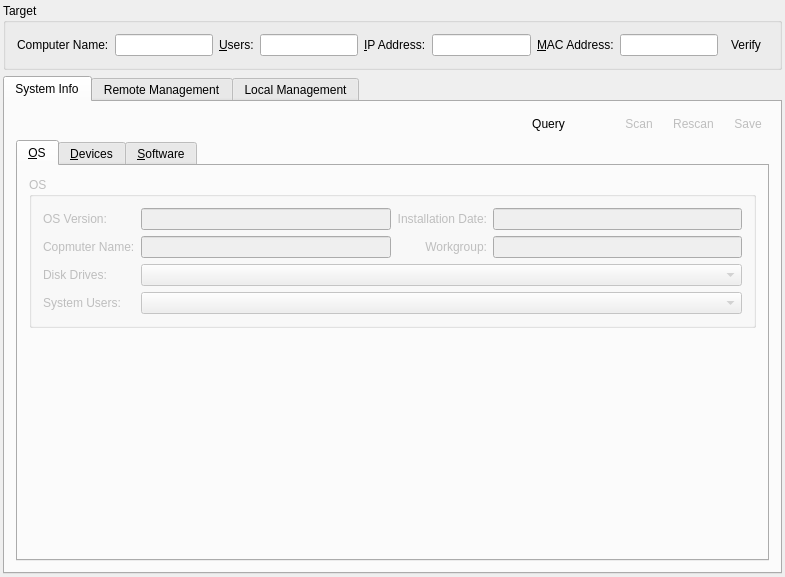
Qt form APP/src/managementsystem/plugins/controlcenter/systemmanagement/systemmanagementwidget.ui (RallyWRT/qtapplications) before a commit.
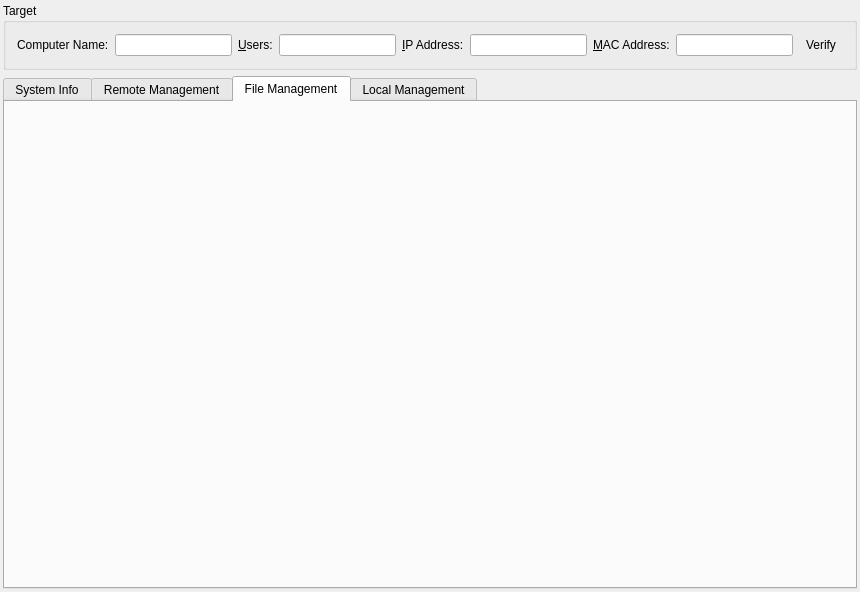
The same form after that commit. Icons and pictures are not drawn. Custom widgets are drawn as their Qt base class.

What changed in the file:
```diff
--- a/APP/src/managementsystem/plugins/controlcenter/systemmanagement/systemmanagementwidget.ui
+++ b/APP/src/managementsystem/plugins/controlcenter/systemmanagement/systemmanagementwidget.ui
@@ -6,8 +6,8 @@
    <rect>
     <x>0</x>
     <y>0</y>
-    <width>785</width>
-    <height>536</height>
+    <width>860</width>
+    <height>592</height>
    </rect>
   </property>
   <property name="sizePolicy">
@@ -115,7 +115,7 @@
       <enum>QTabWidget::North</enum>
      </property>
      <property name="currentIndex">
-      <number>0</number>
+      <number>2</number>
      </property>
      <widget class="QWidget" name="tabSystemInfo">
       <attribute name="title">
@@ -922,6 +922,12 @@
        </item>
       </layout>
      </widget>
+     <widget class="HEHUI::FileManagement" name="tabFileManagement">
+      <attribute name="title">
+       <string>File Management</string>
+      </attribute>
+      <layout class="QGridLayout" name="gridLayout_12"/>
+     </widget>
      <widget class="QWidget" name="tabLocalManagement">
       <attribute name="title">
        <string>Local Management</string>
@@ -1000,6 +1006,14 @@
   </action>
  </widget>
  <layoutdefault spacing="6" margin="11"/>
+ <customwidgets>
+  <customwidget>
+   <class>HEHUI::FileManagement</class>
+   <extends>QWidget</extends>
+   <header location="global">filemanagement.h</header>
+   <container>1</container>
+  </customwidget>
+ </customwidgets>
  <tabstops>
   <tabstop>lineEditComputerName</tabstop>
   <tabstop>lineEditUsers</tabstop>
```
